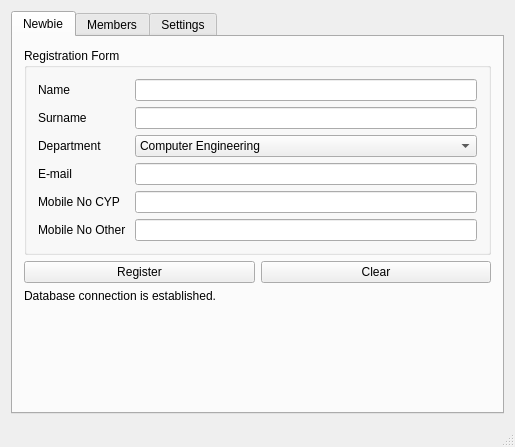
The window that src/data/mainwindow.ui (furkantokac/Freg) describes before a commit, drawn with Qt 5.
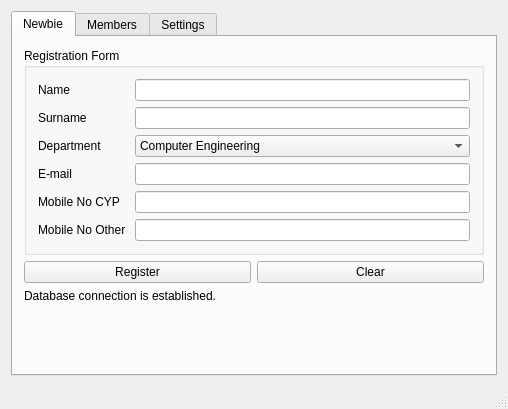
The same window after the commit. The open tabs and pages were chosen to show the change. Icons and pictures are not drawn.

Patch:
```diff
--- a/src/data/mainwindow.ui
+++ b/src/data/mainwindow.ui
@@ -6,8 +6,8 @@
    <rect>
     <x>0</x>
     <y>0</y>
-    <width>515</width>
-    <height>447</height>
+    <width>508</width>
+    <height>409</height>
    </rect>
   </property>
   <property name="windowTitle">
```
Left out of the diff: 6 changed lines with no effect on the pictures.
